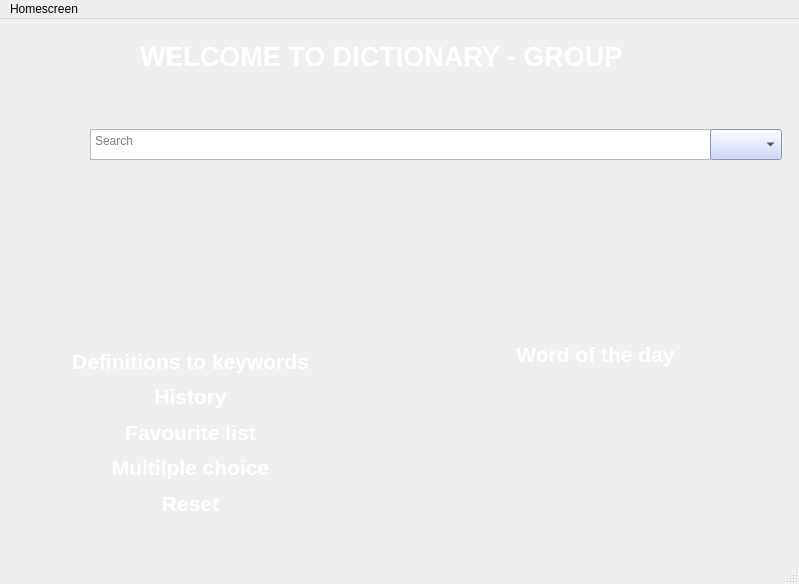
First picture: the form in mainwindow.ui, repository OHonSam/CS163_Group2_Dictionary, before the edit.
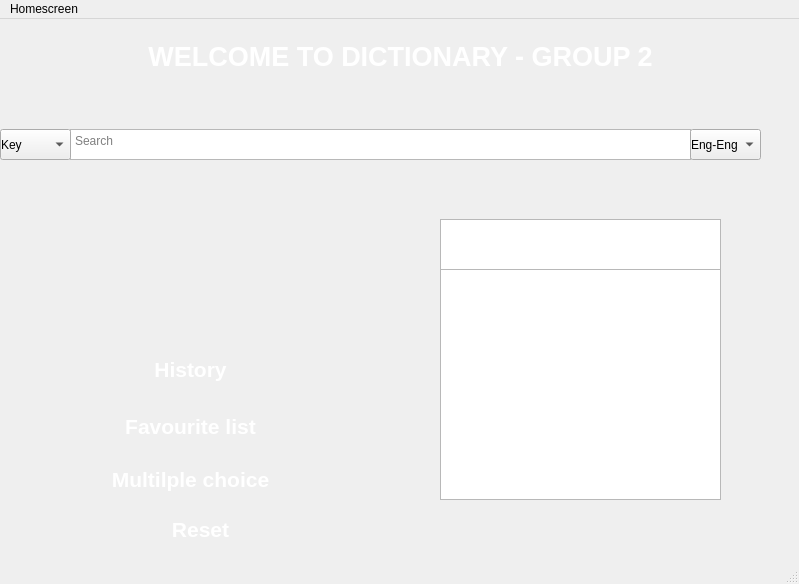
Second picture: the form after the edit. Icons and pictures are not drawn.

Commit message: add missing parts

What changed in the file:
```diff
--- a/mainwindow.ui
+++ b/mainwindow.ui
@@ -33,26 +33,13 @@
     <string notr="true">background-image: url(:/img/images/compress/long ombre rotated.jpg);
 padding: 0px 0px 0px 0px;</string>
    </property>
-   <widget class="QLabel" name="label_8">
-    <property name="geometry">
-     <rect>
-      <x>470</x>
-      <y>310</y>
-      <width>251</width>
-      <height>51</height>
-     </rect>
-    </property>
-    <property name="text">
-     <string>&lt;html&gt;&lt;head/&gt;&lt;body&gt;&lt;p align=&quot;center&quot;&gt;&lt;span style=&quot; font-size:16pt; font-weight:700; color:#ffffff;&quot;&gt;Word of the day&lt;/span&gt;&lt;/p&gt;&lt;/body&gt;&lt;/html&gt;</string>
-    </property>
-   </widget>
    <widget class="QLabel" name="label_2">
     <property name="geometry">
      <rect>
-      <x>50</x>
+      <x>770</x>
       <y>110</y>
       <width>24</width>
-      <height>24</height>
+      <height>31</height>
      </rect>
     </property>
     <property name="mouseTracking">
@@ -68,9 +55,9 @@
    <widget class="QLabel" name="label">
     <property name="geometry">
      <rect>
-      <x>140</x>
+      <x>90</x>
       <y>20</y>
-      <width>488</width>
+      <width>621</width>
       <height>36</height>
      </rect>
     </property>
@@ -84,7 +71,7 @@
    <widget class="QTextEdit" name="textEdit">
     <property name="geometry">
      <rect>
-      <x>90</x>
+      <x>70</x>
       <y>110</y>
       <width>621</width>
       <height>31</height>
@@ -97,36 +84,44 @@
    <widget class="QComboBox" name="comboBox">
     <property name="geometry">
      <rect>
-      <x>710</x>
+      <x>690</x>
       <y>110</y>
-      <width>72</width>
+      <width>71</width>
       <height>31</height>
      </rect>
     </property>
     <property name="styleSheet">
-     <string notr="true">background-color: rgb(190, 202, 253);</string>
+     <string notr="true">
+</string>
     </property>
-   </widget>
-   <widget class="QLabel" name="label_9">
-    <property name="geometry">
-     <rect>
-      <x>50</x>
-      <y>328</y>
-      <width>281</width>
-      <height>29</height>
-     </rect>
-    </property>
-    <property name="text">
-     <string>&lt;html&gt;&lt;head/&gt;&lt;body&gt;&lt;p align=&quot;center&quot;&gt;&lt;span style=&quot; font-size:16pt; font-weight:700; color:#ffffff;&quot;&gt;Definitions to keywords&lt;/span&gt;&lt;/p&gt;&lt;/body&gt;&lt;/html&gt;</string>
-    </property>
+    <item>
+     <property name="text">
+      <string>Eng-Eng</string>
+     </property>
+    </item>
+    <item>
+     <property name="text">
+      <string>Eng-Viet</string>
+     </property>
+    </item>
+    <item>
+     <property name="text">
+      <string>Slang</string>
+     </property>
+    </item>
+    <item>
+     <property name="text">
+      <string>Emoji</string>
+     </property>
+    </item>
    </widget>
    <widget class="QLabel" name="label_13">
     <property name="geometry">
      <rect>
       <x>50</x>
-      <y>399</y>
+      <y>387</y>
       <width>281</width>
-      <height>29</height>
+      <height>41</height>
      </rect>
     </property>
     <property name="text">
@@ -137,9 +132,9 @@
     <property name="geometry">
      <rect>
       <x>50</x>
-      <y>363</y>
+      <y>330</y>
       <width>281</width>
-      <height>30</height>
+      <height>41</height>
      </rect>
     </property>
     <property name="text">
@@ -150,9 +145,9 @@
     <property name="geometry">
      <rect>
       <x>50</x>
-      <y>434</y>
+      <y>440</y>
       <width>281</width>
-      <height>30</height>
+      <height>41</height>
      </rect>
     </property>
     <property name="text">
@@ -162,16 +157,78 @@
    <widget class="QLabel" name="label_11">
     <property name="geometry">
      <rect>
-      <x>50</x>
-      <y>470</y>
+      <x>60</x>
+      <y>490</y>
       <width>281</width>
-      <height>29</height>
+      <height>41</height>
      </rect>
     </property>
     <property name="text">
      <string>&lt;html&gt;&lt;head/&gt;&lt;body&gt;&lt;p align=&quot;center&quot;&gt;&lt;span style=&quot; font-size:16pt; font-weight:700; color:#ffffff;&quot;&gt;Reset&lt;/span&gt;&lt;/p&gt;&lt;/body&gt;&lt;/html&gt;</string>
     </property>
    </widget>
+   <widget class="QComboBox" name="comboBox_2">
+    <property name="geometry">
+     <rect>
+      <x>0</x>
+      <y>110</y>
+      <width>71</width>
+      <height>31</height>
+     </rect>
+    </property>
+    <item>
+     <property name="text">
+      <string>Key</string>
+     </property>
+    </item>
+    <item>
+     <property name="text">
+      <string>Def</string>
+     </property>
+    </item>
+   </widget>
+   <widget class="QTextBrowser" name="textBrowser">
+    <property name="geometry">
+     <rect>
+      <x>440</x>
+      <y>250</y>
+      <width>281</width>
+      <height>231</height>
+     </rect>
+    </property>
+    <property name="html">
+     <string>&lt;!DOCTYPE HTML PUBLIC &quot;-//W3C//DTD HTML 4.0//EN&quot; &quot;http://www.w3.org/TR/REC-html40/strict.dtd&quot;&gt;
+&lt;html&gt;&lt;head&gt;&lt;meta name=&quot;qrichtext&quot; content=&quot;1&quot; /&gt;&lt;meta charset=&quot;utf-8&quot; /&gt;&lt;style type=&quot;text/css&quot;&gt;
+p, li { white-space: pre-wrap; }
+hr { height: 1px; border-width: 0; }
+li.unchecked::marker { content: &quot;\2610&quot;; }
+li.checked::marker { content: &quot;\2612&quot;; }
+&lt;/style&gt;&lt;/head&gt;&lt;body style=&quot; font-family:'Segoe UI'; font-size:9pt; font-weight:400; font-style:normal;&quot;&gt;
+&lt;p style=&quot; margin-top:0px; margin-bottom:0px; margin-left:0px; margin-right:0px; -qt-block-indent:0; text-indent:0px;&quot;&gt;&lt;span style=&quot; color:#ffffff;&quot;&gt;Hello&lt;/span&gt;&lt;/p&gt;
+&lt;p style=&quot; margin-top:0px; margin-bottom:0px; margin-left:0px; margin-right:0px; -qt-block-indent:0; text-indent:0px;&quot;&gt;&lt;span style=&quot; color:#ffffff;&quot;&gt;	Noun: A greeting&lt;/span&gt;&lt;/p&gt;
+&lt;p style=&quot; margin-top:0px; margin-bottom:0px; margin-left:0px; margin-right:0px; -qt-block-indent:0; text-indent:0px;&quot;&gt;&lt;span style=&quot; color:#ffffff;&quot;&gt;	Verb: To greet&lt;/span&gt;&lt;/p&gt;&lt;/body&gt;&lt;/html&gt;</string>
+    </property>
+   </widget>
+   <widget class="QTextBrowser" name="textBrowser_2">
+    <property name="geometry">
+     <rect>
+      <x>440</x>
+      <y>200</y>
+      <width>281</width>
+      <height>51</height>
+     </rect>
+    </property>
+    <property name="html">
+     <string>&lt;!DOCTYPE HTML PUBLIC &quot;-//W3C//DTD HTML 4.0//EN&quot; &quot;http://www.w3.org/TR/REC-html40/strict.dtd&quot;&gt;
+&lt;html&gt;&lt;head&gt;&lt;meta name=&quot;qrichtext&quot; content=&quot;1&quot; /&gt;&lt;meta charset=&quot;utf-8&quot; /&gt;&lt;style type=&quot;text/css&quot;&gt;
+p, li { white-space: pre-wrap; }
+hr { height: 1px; border-width: 0; }
+li.unchecked::marker { content: &quot;\2610&quot;; }
+li.checked::marker { content: &quot;\2612&quot;; }
+&lt;/style&gt;&lt;/head&gt;&lt;body style=&quot; font-family:'Segoe UI'; font-size:9pt; font-weight:400; font-style:normal;&quot;&gt;
+&lt;p align=&quot;center&quot; style=&quot; margin-top:0px; margin-bottom:0px; margin-left:0px; margin-right:0px; -qt-block-indent:0; text-indent:0px;&quot;&gt;&lt;span style=&quot; font-size:16pt; font-weight:700; color:#ffffff;&quot;&gt;Word of the day&lt;/span&gt;&lt;/p&gt;&lt;/body&gt;&lt;/html&gt;</string>
+    </property>
+   </widget>
   </widget>
   <widget class="QMenuBar" name="menubar">
    <property name="geometry">
```
Left out of the diff: 2 changed lines with no effect on the pictures.
